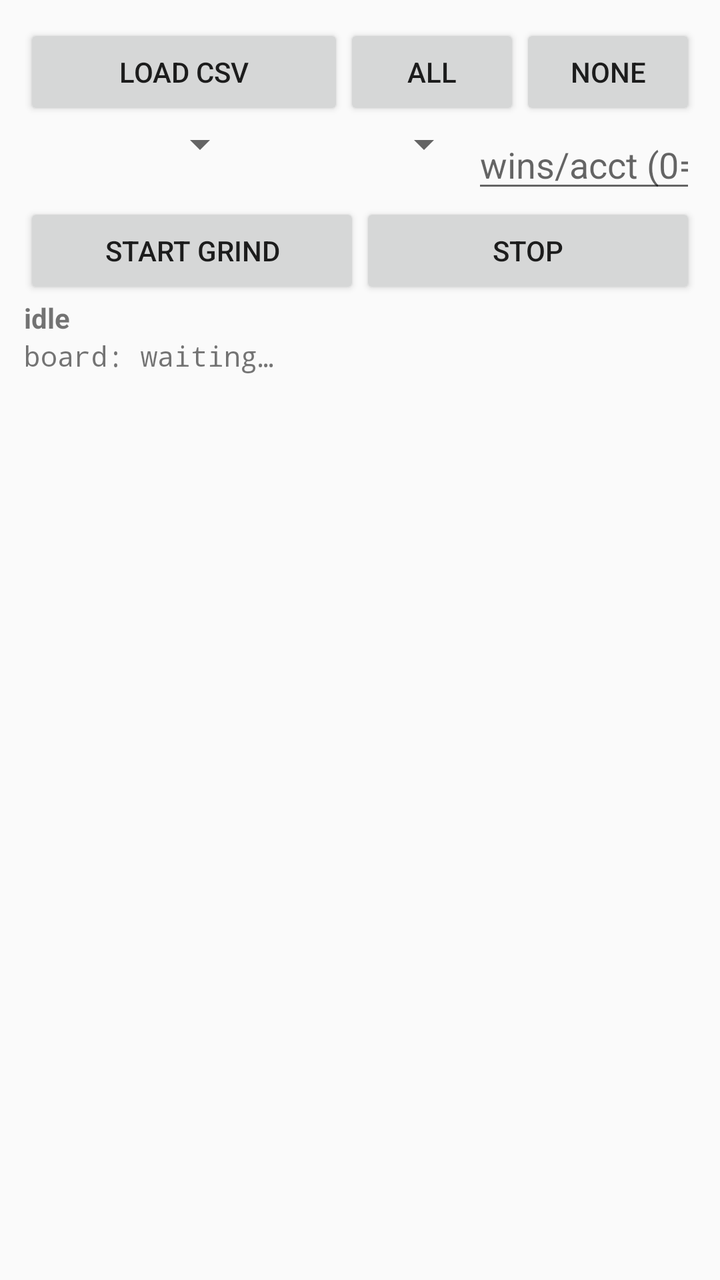
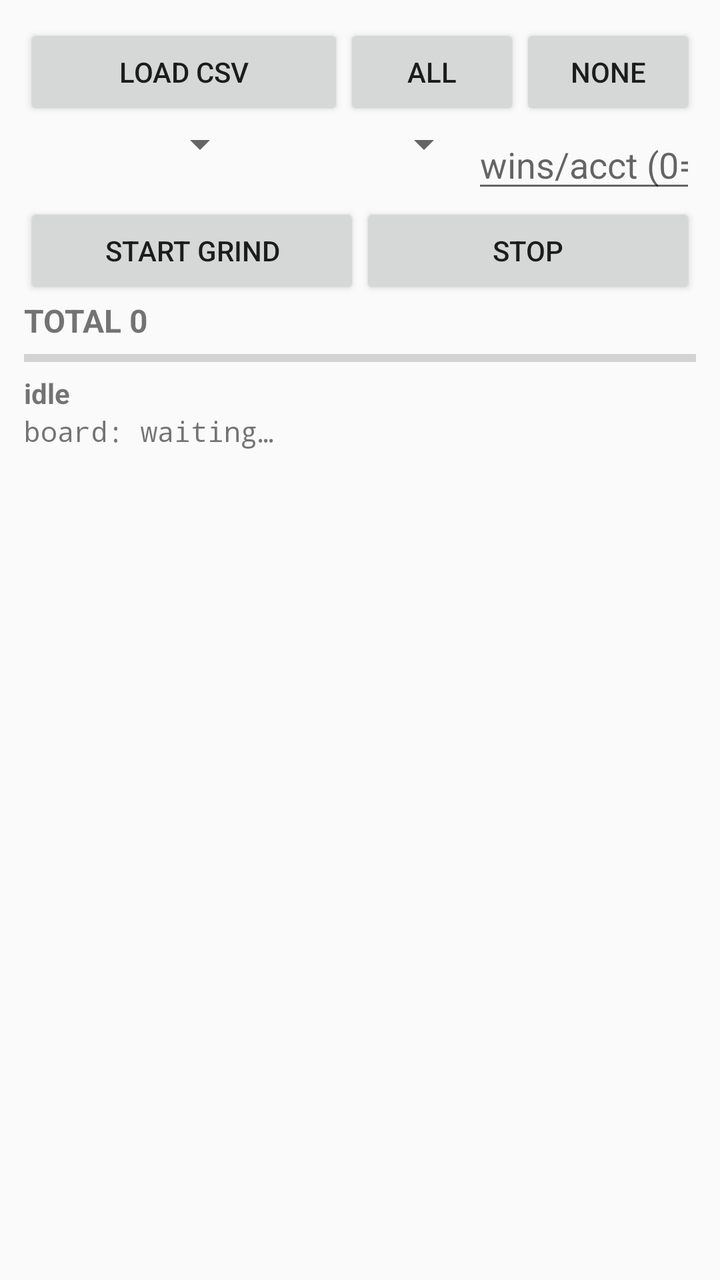

Before-and-after screenshots of an Android layout around one commit, followed by the original layout XML and the change that was made.
<!-- AndroidManifest.xml: application theme Theme.AppCompat.DayNight.DarkActionBar -->
<!-- res/layout/activity_main.xml -->
<?xml version="1.0" encoding="utf-8"?>
<ScrollView xmlns:android="http://schemas.android.com/apk/res/android"
    android:layout_width="match_parent"
    android:layout_height="match_parent"
    android:padding="12dp">

    <LinearLayout
        android:layout_width="match_parent"
        android:layout_height="wrap_content"
        android:orientation="vertical">

        <LinearLayout
            android:layout_width="match_parent"
            android:layout_height="wrap_content"
            android:orientation="horizontal">

            <Button
                android:id="@+id/btn_csv"
                android:layout_width="0dp"
                android:layout_weight="1"
                android:layout_height="wrap_content"
                android:text="LOAD CSV" />

            <Button
                android:id="@+id/btn_all"
                android:layout_width="wrap_content"
                android:layout_height="wrap_content"
                android:text="ALL" />

            <Button
                android:id="@+id/btn_none"
                android:layout_width="wrap_content"
                android:layout_height="wrap_content"
                android:text="NONE" />
        </LinearLayout>

        <LinearLayout
            android:layout_width="match_parent"
            android:layout_height="wrap_content"
            android:orientation="horizontal">

            <Spinner
                android:id="@+id/sp_region"
                android:layout_width="0dp"
                android:layout_weight="1"
                android:layout_height="wrap_content" />

            <Spinner
                android:id="@+id/sp_mode"
                android:layout_width="0dp"
                android:layout_weight="1"
                android:layout_height="wrap_content" />

            <EditText
                android:id="@+id/et_wins"
                android:layout_width="0dp"
                android:layout_weight="1"
                android:layout_height="wrap_content"
                android:hint="wins/acct (0=inf)"
                android:inputType="number" />
        </LinearLayout>

        <LinearLayout
            android:layout_width="match_parent"
            android:layout_height="wrap_content"
            android:orientation="horizontal">

            <Button
                android:id="@+id/btn_start"
                android:layout_width="0dp"
                android:layout_weight="1"
                android:layout_height="wrap_content"
                android:text="START GRIND" />

            <Button
                android:id="@+id/btn_stop"
                android:layout_width="0dp"
                android:layout_weight="1"
                android:layout_height="wrap_content"
                android:text="STOP" />
        </LinearLayout>

        <TextView
            android:id="@+id/tv_status"
            android:layout_width="match_parent"
            android:layout_height="wrap_content"
            android:text="idle"
            android:textStyle="bold" />

        <TextView
            android:id="@+id/tv_board"
            android:layout_width="match_parent"
            android:layout_height="wrap_content"
            android:text="board: waiting…"
            android:fontFamily="monospace" />

        <androidx.recyclerview.widget.RecyclerView
            android:id="@+id/rv_accounts"
            android:layout_width="match_parent"
            android:layout_height="wrap_content"
            android:nestedScrollingEnabled="false" />
    </LinearLayout>
</ScrollView>
<!-- resources referenced by this layout -->
<resources>

</resources>

<!-- the commit's change to res/layout/activity_main.xml (unified diff, before → after) -->
@@ -81,6 +81,21 @@
         </LinearLayout>
 
         <TextView
+            android:id="@+id/tv_total"
+            android:layout_width="match_parent"
+            android:layout_height="wrap_content"
+            android:text="TOTAL 0"
+            android:textStyle="bold"
+            android:textSize="16sp" />
+
+        <ProgressBar
+            android:id="@+id/pb_total"
+            style="?android:attr/progressBarStyleHorizontal"
+            android:layout_width="match_parent"
+            android:layout_height="wrap_content"
+            android:max="1000" />
+
+        <TextView
             android:id="@+id/tv_status"
             android:layout_width="match_parent"
             android:layout_height="wrap_content"
